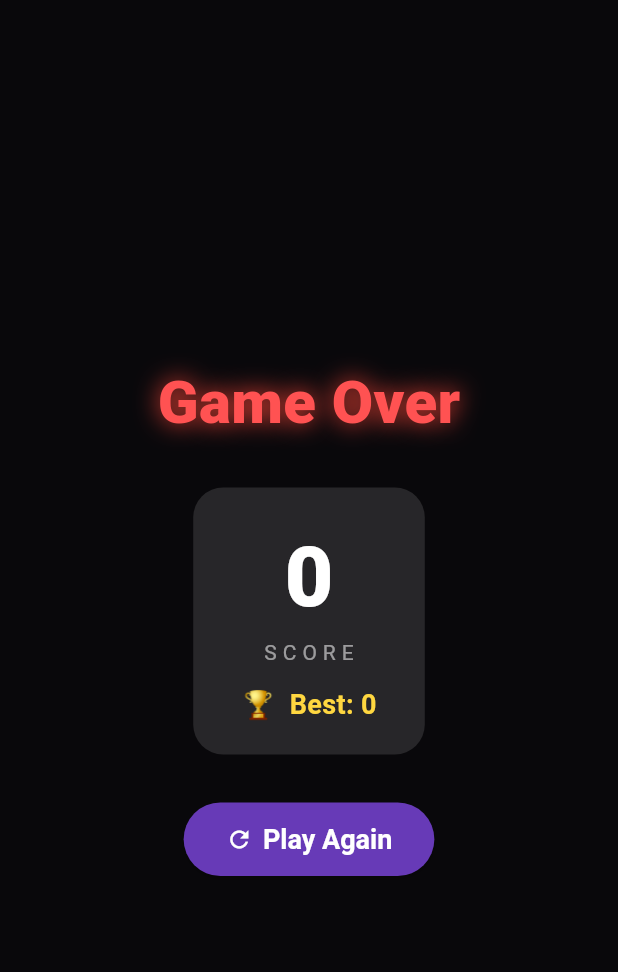
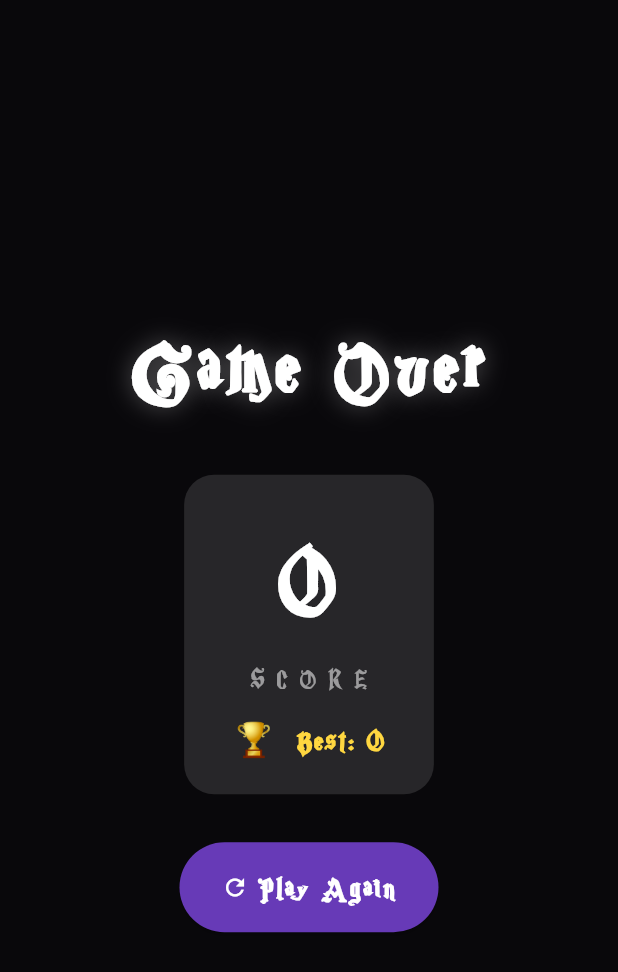
Before and after one commit to thebrownbreadtoast/tappy_wizard, a Flutter app: the GameOverScreen widget shown alone on an empty page, opened directly with empty values, on a phone screen of 412 x 824 dp. Shown: the top 972 px of the screen. Run offline on Flutter 3.47's test engine with Material 3 defaults, Android fonts, the phone set to English and light mode, and no system bars; our stand-ins replace audioplayers, shared_preferences; accounts and stored records are empty.

Commit message:
feat: more gameplay updates

```diff
--- a/lib/entities/wizard.dart
+++ b/lib/entities/wizard.dart
@@ -23,7 +23,12 @@ class Wizard {
   Wizard({required this.x, required this.y, required this.config});
 
   // ── Bounding box ─────────────────────────────────
-  Rect get rect => Rect.fromLTWH(x, y, width, height);
+  Rect get rect => Rect.fromLTWH(
+    x + GameConstants.wizardHitboxInset,
+    y + GameConstants.wizardHitboxInset,
+    width - (GameConstants.wizardHitboxInset * 2),
+    height - (GameConstants.wizardHitboxInset * 2),
+  );
 
   int lives = 1;
   bool isInvincible = false;
--- a/lib/game/constants.dart
+++ b/lib/game/constants.dart
@@ -7,8 +7,9 @@ class GameConstants {
   static const double defaultMaxFallSpeed = 600.0;
 
   // ── Wizard ───────────────────────────────────────
-  static const double wizardWidth = 40.0;
-  static const double wizardHeight = 32.0;
+  static const double wizardWidth = 50.0;
+  static const double wizardHeight = 40.0;
+  static const double wizardHitboxInset = 6.0;
   static const double wizardStartXFraction = 0.25;
   static const double wizardStartYFraction = 0.45;
   static const double wizardTiltUp = -0.5;
@@ -16,10 +17,10 @@ class GameConstants {
 
   // ── Pipes ────────────────────────────────────────
   static const double pipeWidth = 60.0;
-  static const double defaultPipeGap = 160.0;
+  static const double defaultPipeGap = 250.0;
   static const double defaultPipeSpeed = 200.0;
   static const double defaultPipeSpawnInterval = 1.5;
-  static const double pipeMinTopHeight = 100.0;
+  static const double pipeMinTopHeight = 70.0;
   static const double pipeBottomPadding = 100.0;
 
   // ── Ground ───────────────────────────────────────
@@ -32,7 +33,7 @@ class GameConstants {
 
   // ── Difficulty scaling ───────────────────────────
   static const double speedIncreasePerPoint = 1.2; // px/s per score
-  static const double minPipeGap = 160.0;
+  static const double minPipeGap = 130.0;
   static const double maxPipeSpeed = 300.0;
 
   // ── Animation ────────────────────────────────────
--- a/lib/screens/game_over_screen.dart
+++ b/lib/screens/game_over_screen.dart
@@ -25,13 +25,15 @@ class GameOverScreen extends StatelessWidget {
         mainAxisAlignment: MainAxisAlignment.center,
         children: [
           // Title
-          const Text(
+          Text(
             'Game Over',
-            style: TextStyle(
-              fontSize: 40,
+            style: const TextStyle(
+              fontFamily: 'MagicSchoolOne',
+              fontSize: 60,
+              letterSpacing: 4.0,
               fontWeight: FontWeight.w900,
-              color: Colors.redAccent,
-              shadows: [Shadow(color: Colors.red, blurRadius: 20)],
+              color: Colors.white,
+              shadows: [Shadow(color: Colors.white30, blurRadius: 20)],
             ),
           ),
           const SizedBox(height: 28),
@@ -48,33 +50,39 @@ class GameOverScreen extends StatelessWidget {
                 Text(
                   '$score',
                   style: const TextStyle(
-                    fontSize: 56,
+                    fontFamily: 'MagicSchoolOne',
+                    fontSize: 72,
+                    letterSpacing: 4.0,
                     fontWeight: FontWeight.w900,
                     color: Colors.white,
                   ),
                 ),
-                const Text(
+                Text(
                   'SCORE',
-                  style: TextStyle(
-                    fontSize: 14,
+                  style: const TextStyle(
+                    fontFamily: 'MagicSchoolOne',
+                    fontSize: 18,
                     color: Colors.white54,
-                    letterSpacing: 4,
+                    letterSpacing: 8,
                   ),
                 ),
                 const SizedBox(height: 12),
                 Text(
                   '🏆  Best: $highScore',
                   style: const TextStyle(
-                    fontSize: 18,
+                    fontFamily: 'MagicSchoolOne',
+                    fontSize: 22,
+                    letterSpacing: 1.5,
                     color: Colors.amberAccent,
                     fontWeight: FontWeight.w600,
                   ),
                 ),
                 if (isNewHighScore) ...[
                   const SizedBox(height: 8),
-                  const Text(
+                  Text(
                     '🎉 New High Score!',
-                    style: TextStyle(
+                    style: const TextStyle(
+                      fontFamily: 'MagicSchoolOne',
                       fontSize: 16,
                       color: Colors.greenAccent,
                       fontWeight: FontWeight.bold,
@@ -99,7 +107,9 @@ class GameOverScreen extends StatelessWidget {
                 borderRadius: BorderRadius.circular(30),
               ),
               textStyle: const TextStyle(
-                fontSize: 18,
+                fontFamily: 'MagicSchoolOne',
+                fontSize: 22,
+                letterSpacing: 2.0,
                 fontWeight: FontWeight.w700,
               ),
             ),
--- a/lib/screens/start_screen.dart
+++ b/lib/screens/start_screen.dart
@@ -9,12 +9,16 @@ class StartScreen extends StatelessWidget {
   final SettingsService settingsService;
   final VoidCallback? onOpenSettings;
   final VoidCallback? onCloseSettings;
+  final bool bgmMuted;
+  final VoidCallback onToggleBgm;
 
   const StartScreen({
     super.key,
     required this.highScore,
     required this.onStart,
     required this.settingsService,
+    required this.bgmMuted,
+    required this.onToggleBgm,
     this.onOpenSettings,
     this.onCloseSettings,
   });
@@ -34,15 +38,17 @@ class StartScreen extends StatelessWidget {
               mainAxisAlignment: MainAxisAlignment.center,
               children: [
                 // Title
-                const Text(
-                  '🧙 Tappy Wizard',
-                  style: TextStyle(
-                    fontSize: 42,
+                Text(
+                  'Tappy Wizard',
+                  style: const TextStyle(
+                    fontFamily: 'MagicSchoolOne',
+                    fontSize: 64,
+                    letterSpacing: 6.0,
                     fontWeight: FontWeight.w900,
                     color: Colors.white,
-                    shadows: [
-                      Shadow(color: Colors.purpleAccent, blurRadius: 24),
-                    ],
+                    // shadows: [
+                    //   const Shadow(color: Colors.purpleAccent, blurRadius: 24),
+                    // ],
                   ),
                 ),
                 const SizedBox(height: 28),
@@ -54,12 +60,15 @@ class StartScreen extends StatelessWidget {
                   curve: Curves.easeInOut,
                   builder: (_, opacity, child) =>
                       Opacity(opacity: opacity, child: child),
-                  child: const Text(
+                  child: Text(
                     'Tap to Start',
-                    style: TextStyle(
-                      fontSize: 22,
+                    style: const TextStyle(
+                      fontFamily: 'MagicSchoolOne',
+                      fontSize: 28,
+                      letterSpacing: 2.0,
                       color: Colors.white70,
                       fontWeight: FontWeight.w500,
+                      shadows: [Shadow(color: Colors.white30, blurRadius: 20)],
                     ),
                   ),
                 ),
@@ -79,7 +88,9 @@ class StartScreen extends StatelessWidget {
                     child: Text(
                       '🏆  Best: $highScore',
                       style: const TextStyle(
-                        fontSize: 18,
+                        fontFamily: 'MagicSchoolOne',
+                        fontSize: 22,
+                        letterSpacing: 1.5,
                         color: Colors.amberAccent,
                         fontWeight: FontWeight.w600,
                       ),
@@ -89,14 +100,32 @@ class StartScreen extends StatelessWidget {
             ),
           ),
         ),
-        // Settings Button
+        // Settings and Mute Buttons
         Positioned(
           top: 60,
           right: 24,
-          child: Material(
+          child: Row(
+            children: [
+              Material(
                 color: Colors.transparent,
                 child: IconButton(
-              icon: const Icon(Icons.settings, color: Colors.white, size: 32),
+                  icon: Icon(
+                    bgmMuted ? Icons.volume_off : Icons.volume_up,
+                    color: Colors.white,
+                    size: 32,
+                  ),
+                  onPressed: onToggleBgm,
+                ),
+              ),
+              const SizedBox(width: 8),
+              Material(
+                color: Colors.transparent,
+                child: IconButton(
+                  icon: const Icon(
+                    Icons.settings,
+                    color: Colors.white,
+                    size: 32,
+                  ),
                   onPressed: () async {
                     onOpenSettings?.call();
                     await Navigator.push(
@@ -110,6 +139,8 @@ class StartScreen extends StatelessWidget {
                   },
                 ),
               ),
+            ],
+          ),
         ),
       ],
     );
--- a/lib/services/audio_service.dart
+++ b/lib/services/audio_service.dart
@@ -11,6 +11,7 @@ class AudioService {
   final AudioPlayer _bgmPlayer = AudioPlayer();
 
   bool enabled = true;
+  bool isBgmMuted = false;
 
   Future<void> playFlap() => _play(_flapPlayer, 'sounds/jump.mp3');
   Future<void> playScore() => _play(_scorePlayer, 'sounds/pass.mp3');
@@ -19,7 +20,7 @@ class AudioService {
   Future<void> playSpell() => _play(_hitPlayer, 'sounds/spell.mp3');
 
   Future<void> startBgm() async {
-    if (!enabled) return;
+    if (!enabled || isBgmMuted) return;
     try {
       await _bgmPlayer.setReleaseMode(ReleaseMode.loop);
       await _bgmPlayer.play(AssetSource('sounds/bgm.mp3'));
@@ -35,7 +36,7 @@ class AudioService {
   }
 
   Future<void> resumeBgm() async {
-    if (!enabled) return;
+    if (!enabled || isBgmMuted) return;
     await _bgmPlayer.resume();
   }
 
--- a/lib/services/settings_service.dart
+++ b/lib/services/settings_service.dart
@@ -8,14 +8,20 @@ class SettingsService {
   static const _flapForceKey = 'physics_flap_force';
   static const _pipeGapKey = 'physics_pipe_gap';
 
+  static const _bgmMutedKey = 'bgm_muted';
+
   SharedPreferences? _prefs;
   late PhysicsConfig _config;
+  bool _bgmMuted = false;
 
   PhysicsConfig get config => _config;
+  bool get bgmMuted => _bgmMuted;
 
   /// Loads settings from disk or uses defaults.
   Future<void> init() async {
     _prefs = await SharedPreferences.getInstance();
+
+    _bgmMuted = _prefs?.getBool(_bgmMutedKey) ?? false;
 
     _config = PhysicsConfig(
       gravity: _prefs?.getDouble(_gravityKey) ?? GameConstants.defaultGravity,
@@ -45,4 +51,10 @@ class SettingsService {
     );
     await updateConfig(defaults);
   }
+
+  /// Toggles and persists the BGM mute state.
+  Future<void> setBgmMuted(bool muted) async {
+    _bgmMuted = muted;
+    await _prefs?.setBool(_bgmMutedKey, muted);
+  }
 }
--- a/pubspec.yaml
+++ b/pubspec.yaml
@@ -22,3 +22,9 @@ flutter:
   assets:
     - assets/images/
     - assets/sounds/
+    - assets/fonts/
+
+  fonts:
+    - family: MagicSchoolOne
+      fonts:
+        - asset: assets/fonts/MagicSchoolOne.ttf
```
Also changed, not shown: lib/entities/pipe_manager.dart (+15 -4 lines), lib/game/tappy_wizard_game.dart (+41 -17 lines), lib/screens/hud.dart (+14 -12 lines), lib/screens/settings_screen.dart (+28 -4 lines), assets/fonts/MagicSchoolOne.ttf (added), 1 other file. Lines whose indentation alone changed are shown as unchanged.
